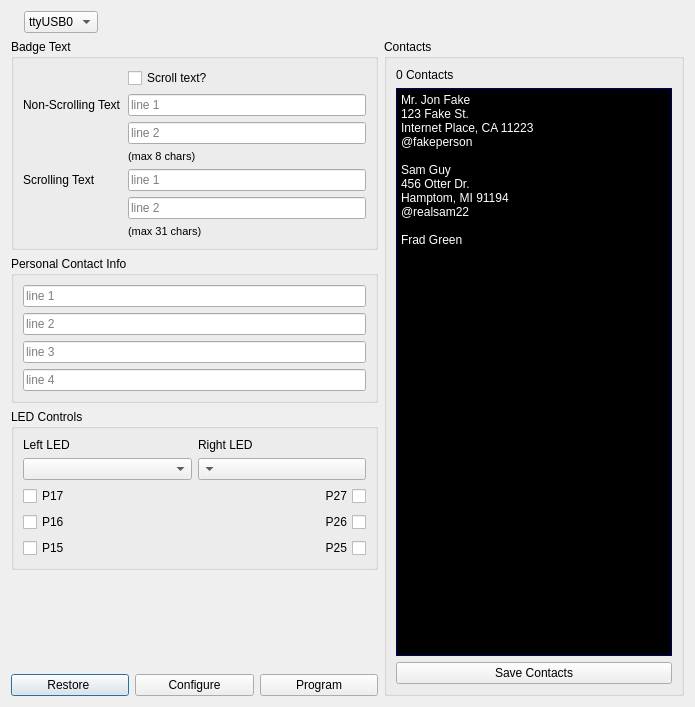
This is badgehacker/badgehacker.ui in parallaxinc/BadgeHacker as Qt 5 draws it before an edit. The edited form follows.
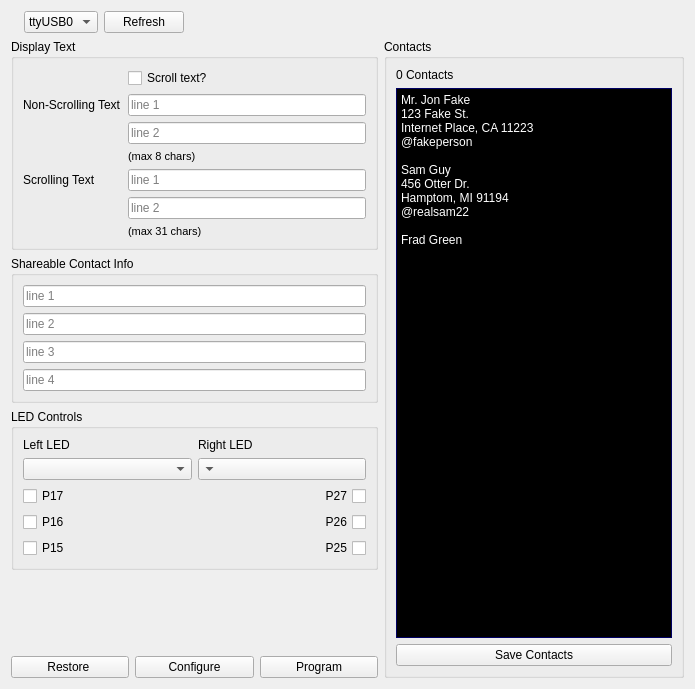
This is the edited form. Icons and pictures are not drawn.

Commit message: Fix various interface kinks; add refresh button; smarter waiting between writes for smoother tabbing (BADGE-4, BADGE-1)

The edit to the form file:
```diff
--- a/badgehacker/badgehacker.ui
+++ b/badgehacker/badgehacker.ui
@@ -1,13 +1,13 @@
 <?xml version="1.0" encoding="UTF-8"?>
 <ui version="4.0">
  <class>BadgeHacker</class>
- <widget class="QDialog" name="BadgeHacker">
+ <widget class="QWidget" name="BadgeHacker">
   <property name="geometry">
    <rect>
     <x>0</x>
     <y>0</y>
     <width>695</width>
-    <height>707</height>
+    <height>689</height>
    </rect>
   </property>
   <property name="windowTitle">
@@ -32,6 +32,13 @@
        </item>
       </widget>
      </item>
+     <item>
+      <widget class="QPushButton" name="refresh">
+       <property name="text">
+        <string>Refresh</string>
+       </property>
+      </widget>
+     </item>
      <item>
       <spacer name="horizontalSpacer">
        <property name="orientation">
@@ -60,7 +67,7 @@
           </sizepolicy>
          </property>
          <property name="title">
-          <string>Badge Text</string>
+          <string>Display Text</string>
          </property>
          <layout class="QFormLayout" name="formLayout_2">
           <item row="1" column="0">
@@ -202,7 +209,7 @@
           </sizepolicy>
          </property>
          <property name="title">
-          <string>Personal Contact Info</string>
+          <string>Shareable Contact Info</string>
          </property>
          <layout class="QFormLayout" name="formLayout">
           <item row="0" column="0" colspan="2">
```
Left out of the diff: 14 changed lines with no effect on the pictures. The commit also changes 2 other files.
